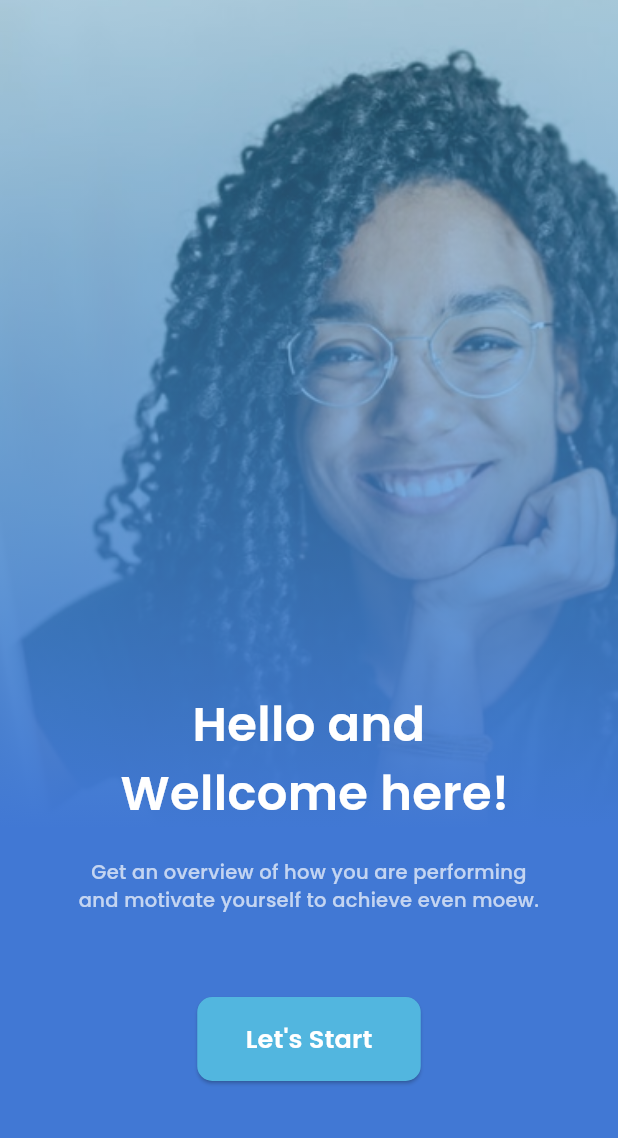
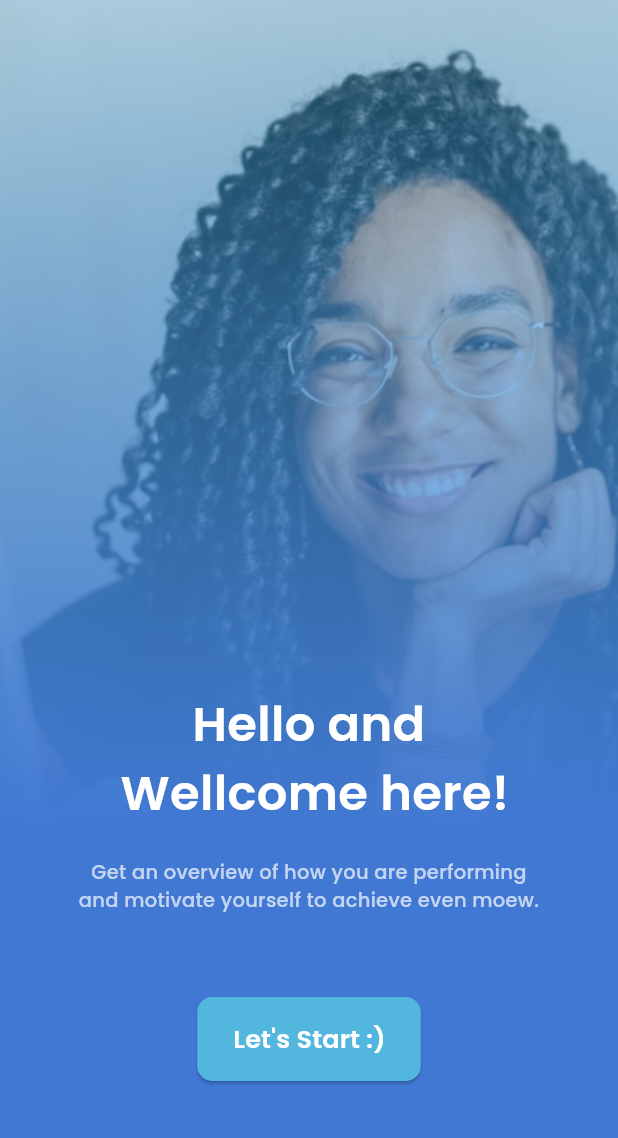
Before and after one commit to vlavenia/AppointmentTutorLes, a Flutter app: the screen it shows after launch, on a phone screen of 412 x 824 dp, the part 98-1236 px from its top. Run offline on Flutter 3.47's test engine with Material 3 defaults, Android fonts, the phone set to English and light mode, and no system bars; our stand-ins replace carousel_slider, flutter_animate.

Commit message:
penambahan emot smile

```diff
--- a/lib/module/intro/view/intro_view.dart
+++ b/lib/module/intro/view/intro_view.dart
@@ -104,7 +104,7 @@ class IntroView extends StatefulWidget {
                   crossAxisAlignment: CrossAxisAlignment.center,
                   children: [
                     Text(
-                      "Let's Start",
+                      "Let's Start :)",
                       style: TextStyle(
                           color: Colors.white,
                           fontSize: 17,
```
Also changed, not shown: 1 other file.
